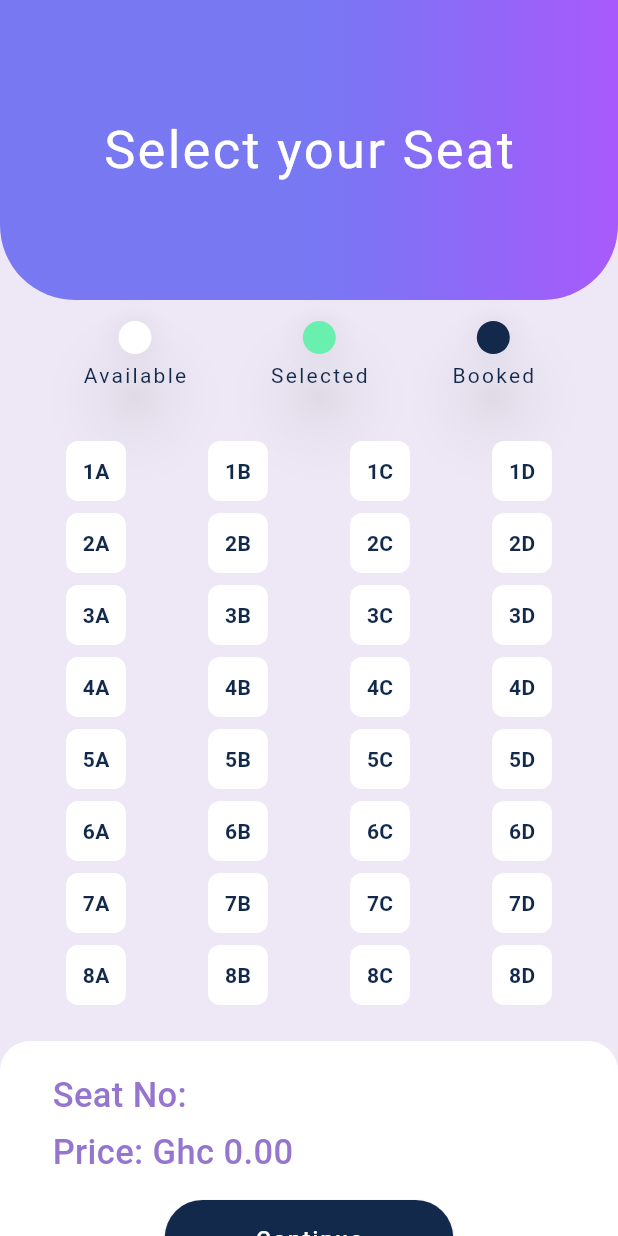
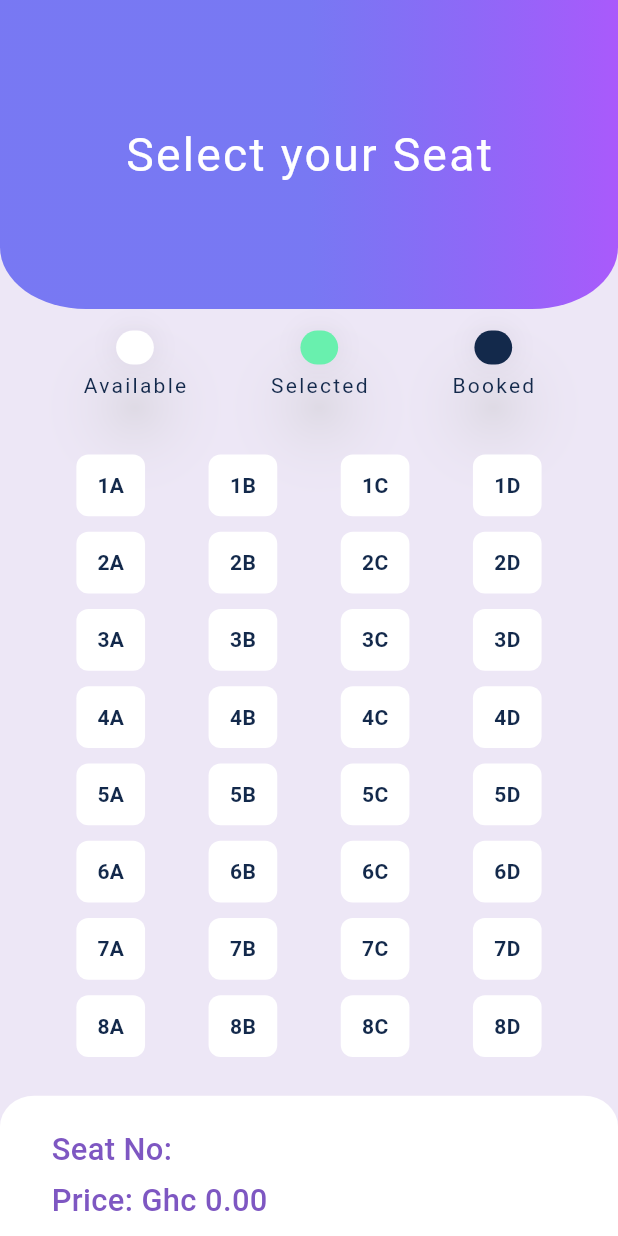
Before and after one commit to Khaleb165/cawil, a Flutter app: the SeatSelectPage screen opened directly, on a phone screen of 412 x 824 dp. Run offline on Flutter 3.47's test engine with Material 3 defaults, Android fonts, the phone set to English and light mode, and no system bars; our stand-ins replace cloud_firestore, dotted_line, firebase_auth, firebase_core, firebase_storage, flutter_custom_clippers and 3 more; accounts and stored records are empty.

Commit message:
add responsiveness to screens, code refactoring

```diff
--- a/lib/screens/seat_select.dart
+++ b/lib/screens/seat_select.dart
@@ -1,4 +1,5 @@
 import 'package:cawil/constants/colors.dart';
+import 'package:cawil/constants/size_config.dart';
 import 'package:cawil/providers/bus_data.dart';
 import 'package:cawil/screens/passenger_details.dart';
 import 'package:flutter/material.dart';
@@ -34,20 +35,18 @@ class _SeatSelectPageState extends State<SeatSelectPage> {
         _toggleSeatSelection(seatNumber);
       },
       child: Container(
-        width: 40,
-        height: 40,
-        margin: const EdgeInsets.all(4),
+        width: getProportionateScreenWidth(40),
+        height: getProportionateScreenHeight(40),
+        margin: EdgeInsets.all(getProportionateScreenHeight(5)),
         decoration: BoxDecoration(
-          color: isSelected ? Colors.greenAccent : Colors.white,
+          color: isSelected ? greenAccentColor : whiteColor,
           borderRadius: BorderRadius.circular(8),
         ),
         child: Center(
           child: Text(
             seatNumber,
             style: TextStyle(
-              color: isSelected
-                  ? Colors.white
-                  : const Color.fromRGBO(19, 41, 75, 1),
+              color: isSelected ? whiteColor : darkBlueColor,
               fontWeight: FontWeight.bold,
             ),
           ),
@@ -72,7 +71,8 @@ class _SeatSelectPageState extends State<SeatSelectPage> {
     for (int row = 1; row <= 8; row++) {
       seatRows.add(
         Padding(
-          padding: const EdgeInsets.only(left: 40, right: 40),
+          padding:
+              EdgeInsets.symmetric(horizontal: getProportionateScreenWidth(40)),
           child: Row(
             mainAxisAlignment: MainAxisAlignment.spaceBetween,
             crossAxisAlignment: CrossAxisAlignment.center,
@@ -86,109 +86,68 @@ class _SeatSelectPageState extends State<SeatSelectPage> {
 
   @override
   Widget build(BuildContext context) {
+    ScreenSize().init(context);
     final double totalPrice = Provider.of<BusData>(context).totalPrice;
     return Scaffold(
-      backgroundColor: Colors.deepPurple[50],
+      backgroundColor: backgroundColor,
       body: SingleChildScrollView(
         child: Column(
           mainAxisSize: MainAxisSize.min,
           children: [
             Container(
-              padding: const EdgeInsets.symmetric(horizontal: 35, vertical: 20),
+              padding: EdgeInsets.symmetric(
+                  horizontal: getProportionateScreenWidth(30),
+                  vertical: getProportionateScreenHeight(20)),
               width: double.infinity,
-              height: 200,
+              height: getProportionateScreenHeight(200),
               decoration: BoxDecoration(
                 gradient: LinearGradient(
                   colors: [deepBlueColor, deepBlueColor, purpleColor],
                   tileMode: TileMode.clamp,
                 ),
-                borderRadius: const BorderRadius.vertical(
-                  bottom: Radius.elliptical(50, 50),
+                borderRadius: BorderRadius.vertical(
+                  bottom: Radius.elliptical(getProportionateScreenWidth(50),
+                      getProportionateScreenHeight(40)),
                 ),
               ),
-              child: const Align(
+              child: Align(
                 alignment: Alignment.center,
                 child: Text(
                   'Select your Seat',
                   style: TextStyle(
-                      color: Colors.white, fontSize: 35, letterSpacing: 1.5),
+                    color: whiteColor,
+                    fontSize: getProportionateScreenHeight(30),
+                    letterSpacing: 1.5,
+                  ),
                 ),
               ),
             ),
-            const SizedBox(height: 10),
-            const Row(
+            SizedBox(height: getProportionateScreenHeight(10)),
+            Row(
               mainAxisAlignment: MainAxisAlignment.spaceEvenly,
               children: [
-                Column(
-                  children: [
-                    Card(
-                        elevation: 20,
-                        shadowColor: Colors.white,
-                        color: Colors.white,
-                        child: SizedBox(
-                          width: 22,
-                          height: 22,
-                        )),
-                    Text(
-                      'Available',
-                      style: TextStyle(
-                          color: Color.fromRGBO(19, 41, 75, 1),
-                          letterSpacing: 1.5),
-                    )
-                  ],
-                ),
-                Column(
-                  children: [
-                    Card(
-                        elevation: 20,
-                        shadowColor: Colors.white,
-                        color: Colors.greenAccent,
-                        child: SizedBox(
-                          width: 22,
-                          height: 22,
-                        )),
-                    Text(
-                      'Selected',
-                      style: TextStyle(
-                          color: Color.fromRGBO(19, 41, 75, 1),
-                          letterSpacing: 1.5),
-                    )
-                  ],
-                ),
-                Column(
-                  children: [
-                    Card(
-                        elevation: 20,
-                        shadowColor: Colors.white,
-                        color: Color.fromRGBO(19, 41, 75, 1),
-                        child: SizedBox(
-                          width: 22,
-                          height: 22,
-                        )),
-                    Text(
-                      'Booked',
-                      style: TextStyle(
-                          color: Color.fromRGBO(19, 41, 75, 1),
-                          letterSpacing: 1.5),
-                    )
-                  ],
-                ),
+                seatStatusBuilder(seatStatus: 'Available'),
+                seatStatusBuilder(
+                    seatStatus: 'Selected', color: greenAccentColor),
+                seatStatusBuilder(color: darkBlueColor),
               ],
             ),
-            const SizedBox(height: 30),
+            SizedBox(height: getProportionateScreenHeight(30)),
             Column(
               children: _buildSeatGrid(),
             ),
-            const SizedBox(height: 20),
+            SizedBox(height: getProportionateScreenHeight(20)),
             Flexible(
               child: Container(
-                padding:
-                    const EdgeInsets.symmetric(horizontal: 35, vertical: 20),
+                padding: EdgeInsets.symmetric(
+                    horizontal: getProportionateScreenWidth(30),
+                    vertical: getProportionateScreenHeight(20)),
                 width: double.infinity,
-                decoration: const BoxDecoration(
-                  color: Colors.white,
+                decoration: BoxDecoration(
+                  color: whiteColor,
                   borderRadius: BorderRadius.vertical(
-                    top: Radius.elliptical(20, 20),
+                    top: Radius.elliptical(getProportionateScreenWidth(20),
+                        getProportionateScreenHeight(20)),
                   ),
                 ),
                 child: Column(
@@ -200,32 +159,32 @@ class _SeatSelectPageState extends State<SeatSelectPage> {
                         Text(
                           'Seat No: ',
                           style: TextStyle(
-                            fontSize: 23,
+                            fontSize: getProportionateScreenHeight(20),
                             fontWeight: FontWeight.w500,
-                            color: Colors.deepPurple[300],
+                            color: lightPurpleColor,
                           ),
                         ),
                         Expanded(
                           child: Text(
                             ' ${Provider.of<BusData>(context).joinedSeats}',
                             style: TextStyle(
-                              color: Colors.deepPurple[300],
-                              fontSize: 20,
+                              color: lightPurpleColor,
+                              fontSize: getProportionateScreenHeight(20),
                             ),
                           ),
-                        )
+                        ),
                       ],
                     ),
-                    const SizedBox(height: 5),
+                    SizedBox(height: getProportionateScreenHeight(5)),
                     Text(
                       'Price: Ghc ${totalPrice.toStringAsFixed(2)}',
                       style: TextStyle(
-                        fontSize: 23,
+                        fontSize: getProportionateScreenHeight(20),
                         fontWeight: FontWeight.w500,
-                        color: Colors.deepPurple[300],
+                        color: lightPurpleColor,
                       ),
                     ),
-                    const SizedBox(height: 15),
+                    SizedBox(height: getProportionateScreenHeight(15)),
                     Center(
                       child: ElevatedButton(
                         onPressed: () {
@@ -237,19 +196,20 @@ class _SeatSelectPageState extends State<SeatSelectPage> {
                           );
                         },
                         style: TextButton.styleFrom(
-                          backgroundColor: const Color.fromRGBO(19, 41, 75, 1),
-                          padding: const EdgeInsets.symmetric(
-                              horizontal: 60, vertical: 15),
+                          backgroundColor: darkBlueColor,
+                          padding: EdgeInsets.symmetric(
+                              horizontal: getProportionateScreenWidth(60),
+                              vertical: getProportionateScreenHeight(15)),
                           shape: RoundedRectangleBorder(
-                            borderRadius: BorderRadius.circular(25),
+                            borderRadius: BorderRadius.circular(20),
                           ),
                         ),
-                        child: const Text(
+                        child: Text(
                           'Continue',
                           style: TextStyle(
-                            color: Colors.white,
+                            color: whiteColor,
                             letterSpacing: 1.5,
-                            fontSize: 15,
+                            fontSize: getProportionateScreenHeight(15),
                           ),
                         ),
                       ),
@@ -263,4 +223,27 @@ class _SeatSelectPageState extends State<SeatSelectPage> {
       ),
     );
   }
+
+  Column seatStatusBuilder(
+      {String seatStatus = 'Booked', Color color = Colors.white}) {
+    return Column(
+      children: [
+        Card(
+            elevation: 20,
+            shadowColor: whiteColor,
+            color: color,
+            child: SizedBox(
+              width: getProportionateScreenWidth(22),
+              height: getProportionateScreenHeight(22),
+            )),
+        Text(
+          seatStatus,
+          style: TextStyle(
+            color: darkBlueColor,
+            letterSpacing: 1.5,
+          ),
+        )
+      ],
+    );
+  }
 }
```
Also changed, not shown: lib/screens/components/TicketCard.dart (+5 -3 lines), lib/widgets/bus_card.dart (+63 -49 lines).
